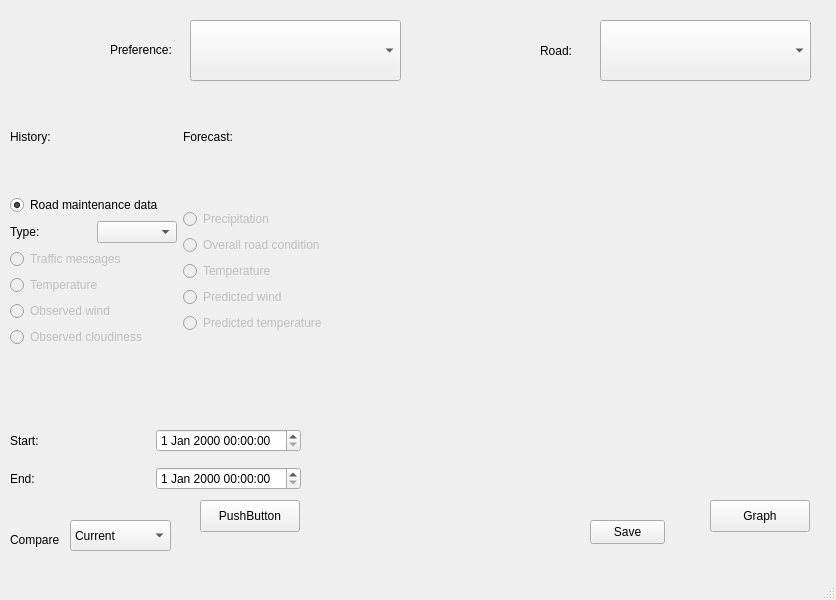
The window that rojekti/mainwindow.ui (victorzhj/roadConditionMonitor) describes before a commit, drawn with Qt 5.
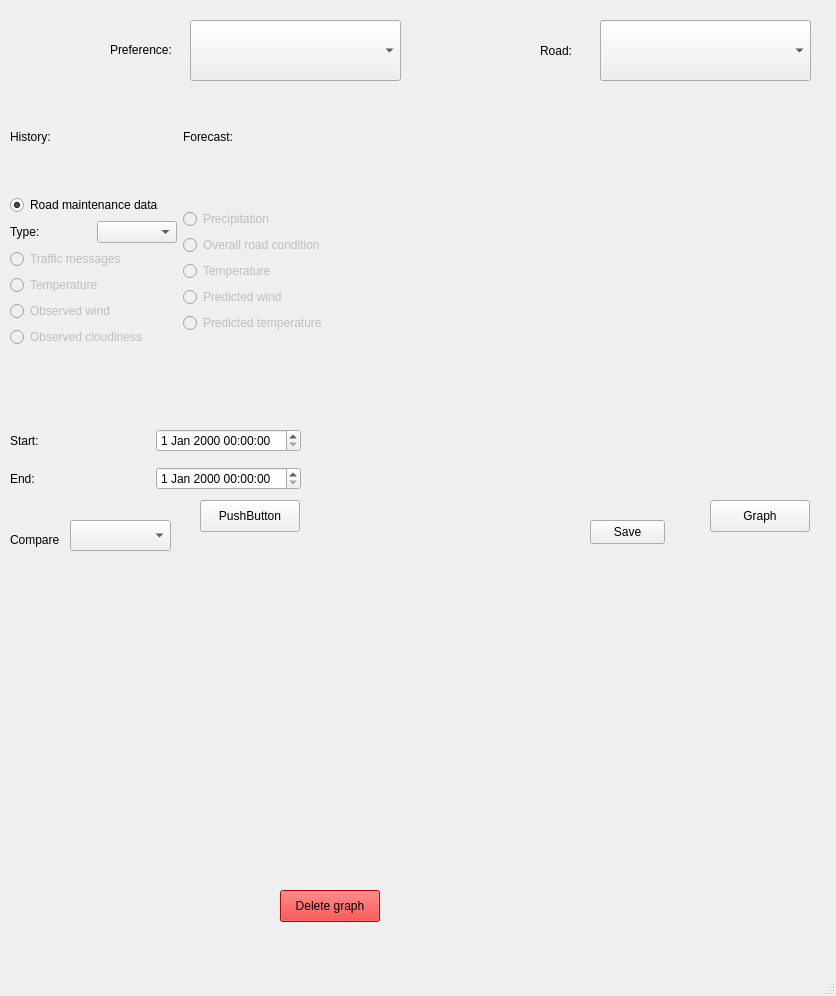
The same window after the commit.

Commit message: Loading saved graph from file implemented

Diff of the .ui file:
```diff
--- a/rojekti/mainwindow.ui
+++ b/rojekti/mainwindow.ui
@@ -7,7 +7,7 @@
     <x>0</x>
     <y>0</y>
     <width>836</width>
-    <height>600</height>
+    <height>996</height>
    </rect>
   </property>
   <property name="windowTitle">
@@ -363,11 +363,6 @@
       <height>31</height>
      </rect>
     </property>
-    <item>
-     <property name="text">
-      <string>Current</string>
-     </property>
-    </item>
    </widget>
    <widget class="QLabel" name="label_3">
     <property name="geometry">
@@ -382,6 +377,34 @@
      <string>Compare</string>
     </property>
    </widget>
+   <widget class="QWidget" name="horizontalLayoutWidget_3">
+    <property name="geometry">
+     <rect>
+      <x>400</x>
+      <y>590</y>
+      <width>391</width>
+      <height>341</height>
+     </rect>
+    </property>
+    <layout class="QHBoxLayout" name="horizontalLayout_5"/>
+   </widget>
+   <widget class="QPushButton" name="deleteButton">
+    <property name="geometry">
+     <rect>
+      <x>280</x>
+      <y>890</y>
+      <width>100</width>
+      <height>32</height>
+     </rect>
+    </property>
+    <property name="styleSheet">
+     <string notr="true">
+background-color: rgb(255, 0, 0);</string>
+    </property>
+    <property name="text">
+     <string>Delete graph</string>
+    </property>
+   </widget>
   </widget>
   <widget class="QMenuBar" name="menubar">
    <property name="geometry">
```
The commit also changes 6 other files.
